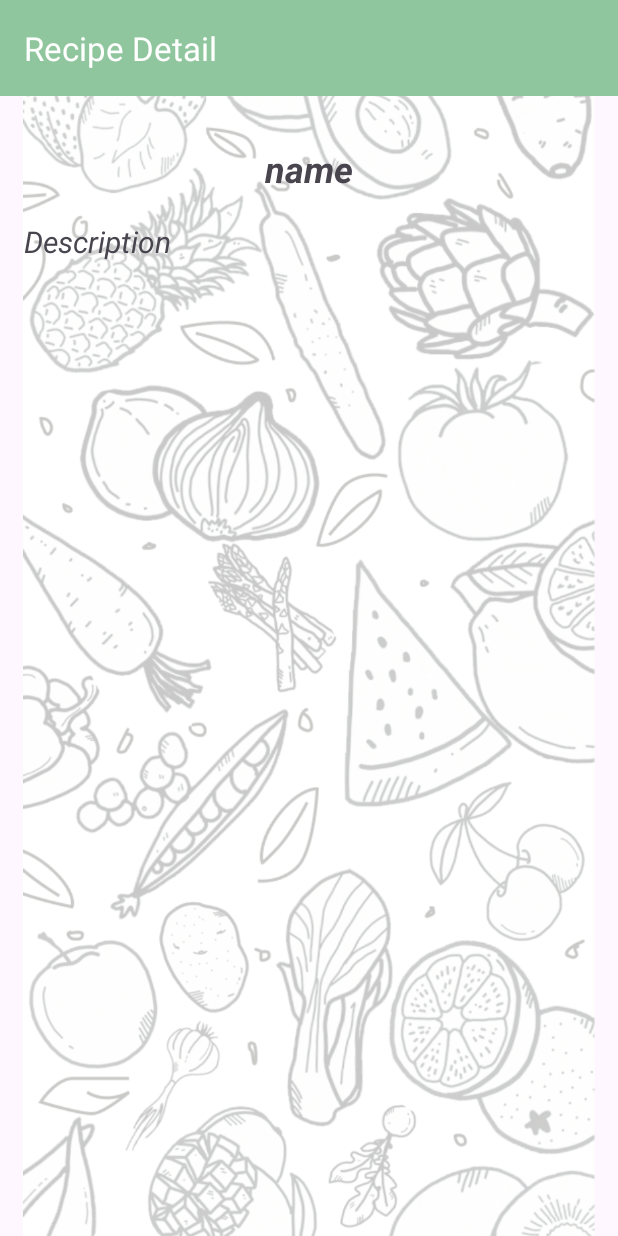
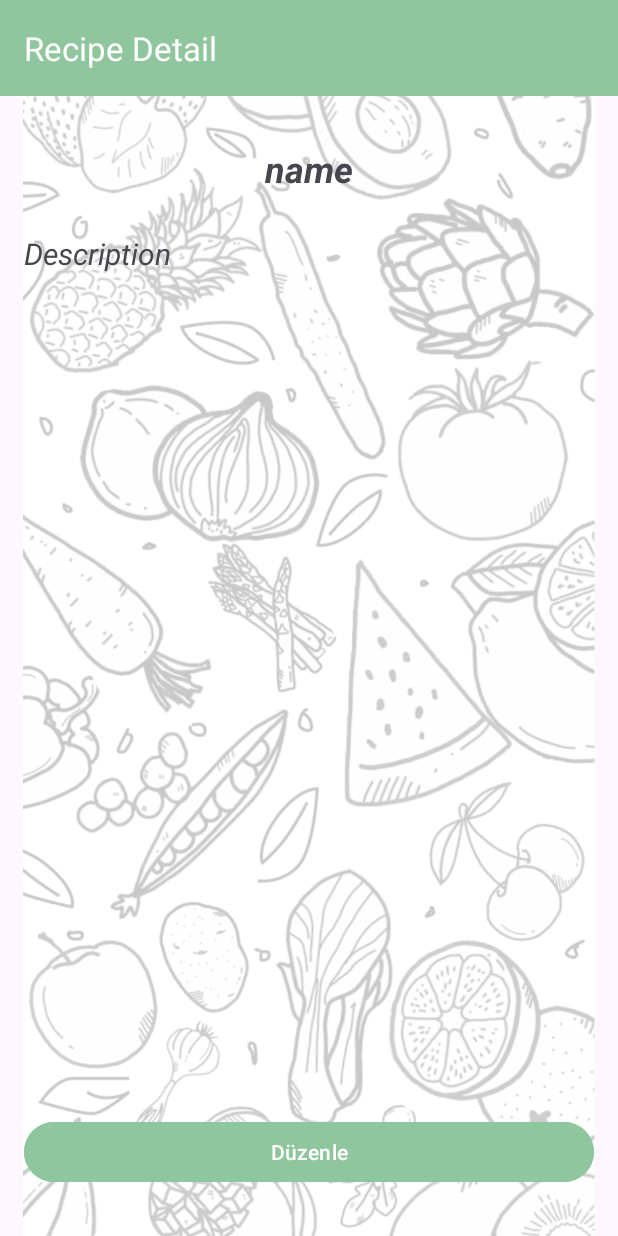
Before and after one commit to busraornek/YemekTarifleriUygulamasi, an Android app: the fragment DetailFragment placed in its activity, on a phone screen of 412 x 824 dp. Run offline under Robolectric (Android 15) with nearby library versions, the phone set to English and light mode, and no system bars; our stand-ins replace Dagger/Hilt's generated code; network calls fail; 4 statements that could not run were skipped.

```diff
--- a/app/src/main/java/com/busraornek/yemektarifleriuygulamasi/ui/fragment/HomePageFragment.kt
+++ b/app/src/main/java/com/busraornek/yemektarifleriuygulamasi/ui/fragment/HomePageFragment.kt
@@ -42,7 +42,7 @@ class HomePageFragment : Fragment(), SearchView.OnQueryTextListener {
         viewModel = tempViewModel
         viewModel.getRecipes()
 
-       // (activity as AppCompatActivity).setSupportActionBar(binding.toolbarHome)
+        (activity as AppCompatActivity).setSupportActionBar(binding.toolbarHome)
 
         viewModel.recipesList.observe(viewLifecycleOwner) {
             adapter = RecipesAdapter(it.recipes, viewModel)
--- a/app/src/main/res/layout/fragment_detail.xml
+++ b/app/src/main/res/layout/fragment_detail.xml
@@ -6,6 +6,7 @@
     android:layout_width="match_parent"
     android:layout_height="match_parent"
     tools:context="ui.fragment.DetailFragment">
+
 
     <ImageView
         android:id="@+id/imageView2"
@@ -37,7 +38,9 @@
         android:id="@+id/textViewName"
         android:layout_width="0dp"
         android:layout_height="43dp"
+        android:layout_marginStart="16dp"
         android:layout_marginTop="32dp"
+        android:layout_marginEnd="16dp"
         android:text="name"
         android:textAlignment="center"
         android:textSize="24sp"
@@ -46,20 +49,43 @@
         app:layout_constraintStart_toStartOf="parent"
         app:layout_constraintTop_toBottomOf="@+id/toolbarRecipeDetail" />
 
-    <TextView
-        android:id="@+id/textViewRecipe"
+    <ScrollView
         android:layout_width="0dp"
         android:layout_height="0dp"
         android:layout_marginStart="16dp"
-        android:layout_marginTop="8dp"
+        android:layout_marginTop="16dp"
         android:layout_marginEnd="16dp"
-        android:layout_marginBottom="8dp"
-        android:text="Description"
-        android:textSize="20sp"
-        android:textStyle="italic"
+        android:layout_marginBottom="16dp"
+        app:layout_constraintBottom_toTopOf="@+id/button"
+        app:layout_constraintEnd_toEndOf="parent"
+        app:layout_constraintStart_toStartOf="parent"
+        app:layout_constraintTop_toBottomOf="@+id/textViewName">
+
+        <TextView
+            android:id="@+id/textViewRecipe"
+            android:layout_width="match_parent"
+            android:layout_height="match_parent"
+            android:text="Description"
+            android:textSize="20sp"
+            android:textStyle="italic"
+            app:layout_constraintBottom_toTopOf="@+id/button"
+            app:layout_constraintEnd_toEndOf="parent"
+            app:layout_constraintStart_toStartOf="parent"
+            app:layout_constraintTop_toBottomOf="@+id/textViewName" />
+    </ScrollView>
+
+    <Button
+        android:id="@+id/button"
+        android:layout_width="match_parent"
+        android:layout_height="wrap_content"
+        android:layout_marginStart="16dp"
+        android:layout_marginEnd="16dp"
+        android:layout_marginBottom="32dp"
+        android:backgroundTint="@color/darker_main_green"
+        android:text="Düzenle"
         app:layout_constraintBottom_toBottomOf="parent"
         app:layout_constraintEnd_toEndOf="parent"
-        app:layout_constraintStart_toStartOf="parent"
-        app:layout_constraintTop_toBottomOf="@+id/textViewName" />
+        app:layout_constraintHorizontal_bias="0.0"
+        app:layout_constraintStart_toStartOf="parent" />
 
 </androidx.constraintlayout.widget.ConstraintLayout>
--- a/app/src/main/res/navigation/activity_nav.xml
+++ b/app/src/main/res/navigation/activity_nav.xml
@@ -16,9 +16,6 @@
         <action
             android:id="@+id/action_homePageFragment_to_addRecipeFragment"
             app:destination="@id/addRecipeFragment" />
-        <action
-            android:id="@+id/action_homePageFragment_to_recipeUpdateFragment"
-            app:destination="@id/recipeUpdateFragment" />
     </fragment>
     <fragment
         android:id="@+id/detailFragment"
@@ -42,15 +39,4 @@
             android:id="@+id/action_addRecipeFragment_to_homePageFragment"
             app:destination="@id/homePageFragment" />
     </fragment>
-    <fragment
-        android:id="@+id/recipeUpdateFragment"
-        android:name="com.busraornek.yemektarifleriuygulamasi.ui.fragment.RecipeUpdateFragment"
-        android:label="RecipeUpdateFragment" >
-        <argument
-            android:name="recipes"
-            app:argType="com.busraornek.yemektarifleriuygulamasi.data.entity.Recipes" />
-        <action
-            android:id="@+id/action_recipeUpdateFragment_to_homePageFragment"
-            app:destination="@id/homePageFragment" />
-    </fragment>
 </navigation>
--- a/app/src/main/res/values/themes.xml
+++ b/app/src/main/res/values/themes.xml
@@ -2,6 +2,7 @@
     <!-- Base application theme. -->
     <style name="Base.Theme.YemekTarifleriUygulamasi" parent="Theme.Material3.DayNight.NoActionBar">
         <!-- Customize your light theme here. -->
+
         <!-- <item name="colorPrimary">@color/my_light_primary</item> -->
     </style>
 
```
Also changed, not shown: app/src/main/java/com/busraornek/yemektarifleriuygulamasi/ui/fragment/DetailFragment.kt (+42 -5 lines), app/src/main/java/com/busraornek/yemektarifleriuygulamasi/ui/fragment/RecipeUpdateFragment.kt (deleted, +0 -53 lines), app/src/main/java/com/busraornek/yemektarifleriuygulamasi/ui/viewmodel/DetailViewModel.kt (+16 -0 lines), app/src/main/res/layout/fragment_recipe_update.xml (deleted, +0 -99 lines), app/src/main/res/layout/recipe_update_dialog.xml (added, +41 -0 lines).
